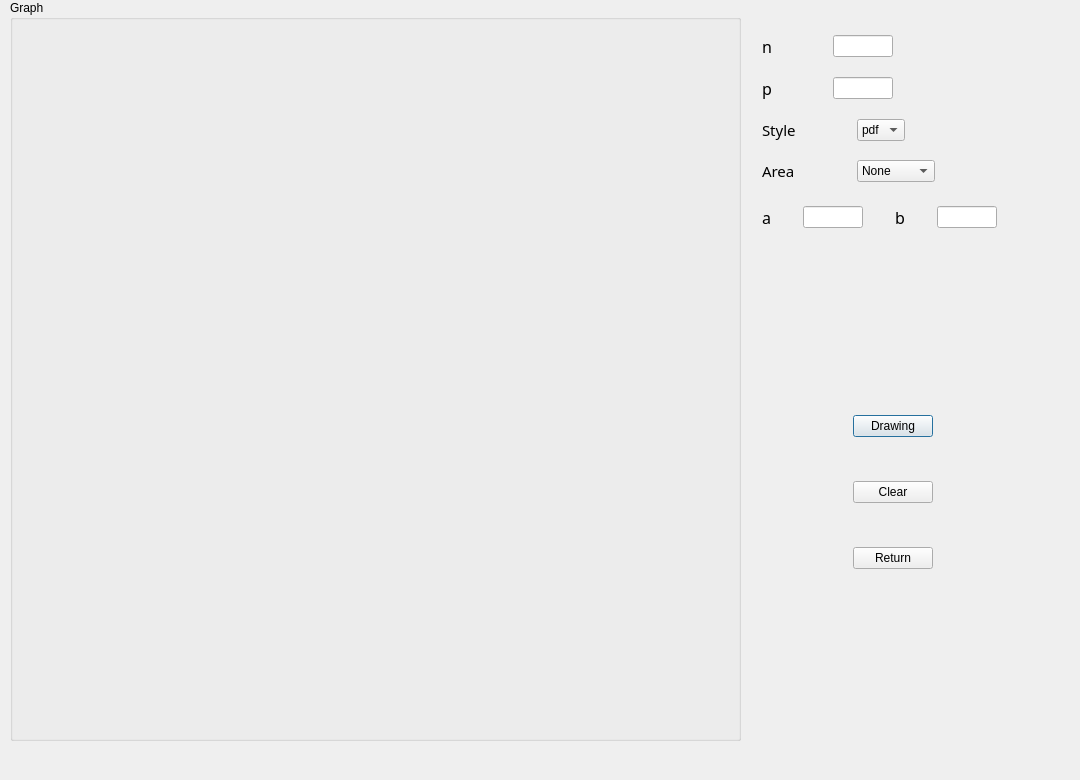
Above: uiView/binomialDialog.ui from ShaohuaTong/Verteilung_Analyse before the change. Below: the same form after it.
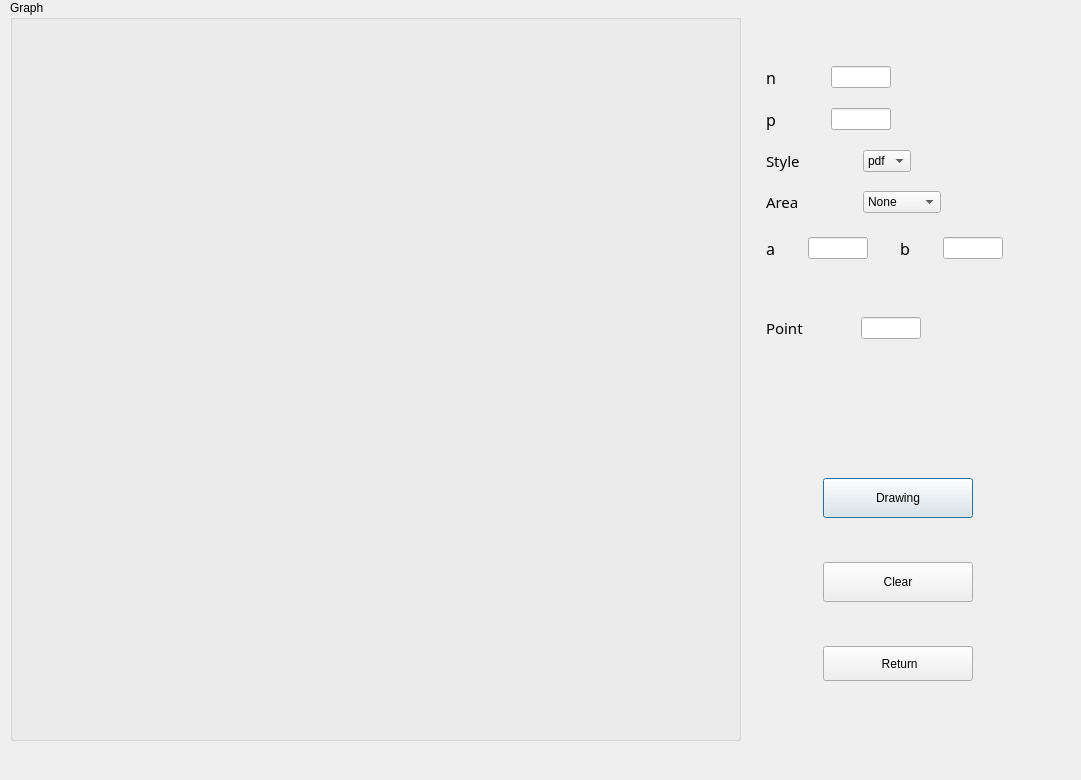
That is the form after the change.

Commit message: verbessern binomial

Patch:
```diff
--- a/uiView/binomialDialog.ui
+++ b/uiView/binomialDialog.ui
@@ -6,7 +6,7 @@
    <rect>
     <x>0</x>
     <y>0</y>
-    <width>1080</width>
+    <width>1081</width>
     <height>780</height>
    </rect>
   </property>
@@ -26,18 +26,20 @@
     <string>Graph</string>
    </property>
   </widget>
-  <widget class="QWidget" name="layoutWidget">
+  <widget class="QWidget" name="">
    <property name="geometry">
     <rect>
-     <x>762</x>
-     <y>35</y>
-     <width>261</width>
-     <height>534</height>
+     <x>766</x>
+     <y>66</y>
+     <width>263</width>
+     <height>615</height>
     </rect>
    </property>
+   <layout class="QVBoxLayout" name="verticalLayout_9">
+    <item>
    <layout class="QVBoxLayout" name="verticalLayout_8">
     <item>
-     <layout class="QVBoxLayout" name="verticalLayout_5">
+       <layout class="QVBoxLayout" name="verticalLayout_7">
       <item>
        <layout class="QVBoxLayout" name="verticalLayout_4">
         <item>
@@ -95,7 +97,7 @@
                   </property>
                   <property name="sizeHint" stdset="0">
                    <size>
-                    <width>103</width>
+                      <width>100</width>
                     <height>13</height>
                    </size>
                   </property>
@@ -150,7 +152,7 @@
                 </property>
                 <property name="sizeHint" stdset="0">
                  <size>
-                  <width>118</width>
+                    <width>138</width>
                   <height>20</height>
                  </size>
                 </property>
@@ -237,7 +239,7 @@
             </property>
             <property name="sizeHint" stdset="0">
              <size>
-              <width>228</width>
+                <width>251</width>
               <height>13</height>
              </size>
             </property>
@@ -463,14 +465,80 @@
       </property>
       <property name="sizeHint" stdset="0">
        <size>
-        <width>234</width>
-        <height>18</height>
+          <width>259</width>
+          <height>13</height>
        </size>
       </property>
      </spacer>
     </item>
     <item>
-     <layout class="QVBoxLayout" name="verticalLayout_7">
+       <layout class="QHBoxLayout" name="horizontalLayout_10">
+        <item>
+         <widget class="QLabel" name="label_point">
+          <property name="font">
+           <font>
+            <family>Agency FB</family>
+            <pointsize>11</pointsize>
+           </font>
+          </property>
+          <property name="text">
+           <string>Point</string>
+          </property>
+         </widget>
+        </item>
+        <item>
+         <spacer name="horizontalSpacer_18">
+          <property name="orientation">
+           <enum>Qt::Horizontal</enum>
+          </property>
+          <property name="sizeHint" stdset="0">
+           <size>
+            <width>13</width>
+            <height>21</height>
+           </size>
+          </property>
+         </spacer>
+        </item>
+        <item>
+         <widget class="QLineEdit" name="lineEdit_point">
+          <property name="maximumSize">
+           <size>
+            <width>60</width>
+            <height>16777215</height>
+           </size>
+          </property>
+         </widget>
+        </item>
+        <item>
+         <spacer name="horizontalSpacer_19">
+          <property name="orientation">
+           <enum>Qt::Horizontal</enum>
+          </property>
+          <property name="sizeHint" stdset="0">
+           <size>
+            <width>108</width>
+            <height>20</height>
+           </size>
+          </property>
+         </spacer>
+        </item>
+       </layout>
+      </item>
+     </layout>
+    </item>
+    <item>
+     <spacer name="verticalSpacer_9">
+      <property name="orientation">
+       <enum>Qt::Vertical</enum>
+      </property>
+      <property name="sizeHint" stdset="0">
+       <size>
+        <width>261</width>
+        <height>13</height>
+       </size>
+      </property>
+     </spacer>
+    </item>
       <item>
        <layout class="QVBoxLayout" name="verticalLayout_6">
         <item>
@@ -482,7 +550,7 @@
             </property>
             <property name="sizeHint" stdset="0">
              <size>
-              <width>88</width>
+            <width>48</width>
               <height>20</height>
              </size>
             </property>
@@ -490,6 +558,12 @@
           </item>
           <item>
            <widget class="QPushButton" name="pushButton_drawing">
+          <property name="minimumSize">
+           <size>
+            <width>150</width>
+            <height>40</height>
+           </size>
+          </property>
             <property name="text">
              <string>Drawing</string>
             </property>
@@ -502,7 +576,7 @@
             </property>
             <property name="sizeHint" stdset="0">
              <size>
-              <width>58</width>
+            <width>28</width>
               <height>20</height>
              </size>
             </property>
@@ -524,6 +598,8 @@
          </spacer>
         </item>
         <item>
+       <layout class="QVBoxLayout" name="verticalLayout_5">
+        <item>
          <layout class="QHBoxLayout" name="horizontalLayout_8">
           <item>
            <spacer name="horizontalSpacer_13">
@@ -532,7 +608,7 @@
             </property>
             <property name="sizeHint" stdset="0">
              <size>
-              <width>88</width>
+              <width>48</width>
               <height>20</height>
              </size>
             </property>
@@ -540,8 +616,14 @@
           </item>
           <item>
            <widget class="QPushButton" name="pushButton_clear">
+            <property name="minimumSize">
+             <size>
+              <width>150</width>
+              <height>40</height>
+             </size>
+            </property>
             <property name="text">
-             <string>Clear</string>
+             <string> Clear </string>
             </property>
            </widget>
           </item>
@@ -552,13 +634,11 @@
             </property>
             <property name="sizeHint" stdset="0">
              <size>
-              <width>58</width>
+              <width>28</width>
               <height>20</height>
              </size>
             </property>
            </spacer>
-          </item>
-         </layout>
         </item>
        </layout>
       </item>
@@ -584,7 +664,7 @@
           </property>
           <property name="sizeHint" stdset="0">
            <size>
-            <width>88</width>
+              <width>48</width>
             <height>20</height>
            </size>
           </property>
@@ -592,8 +672,14 @@
         </item>
         <item>
          <widget class="QPushButton" name="pushButton_return">
+            <property name="minimumSize">
+             <size>
+              <width>150</width>
+              <height>35</height>
+             </size>
+            </property>
           <property name="text">
-           <string>Return</string>
+             <string> Return</string>
           </property>
          </widget>
         </item>
@@ -604,11 +690,13 @@
           </property>
           <property name="sizeHint" stdset="0">
            <size>
-            <width>58</width>
+              <width>28</width>
             <height>20</height>
            </size>
           </property>
          </spacer>
+          </item>
+         </layout>
         </item>
        </layout>
       </item>
```
Lines whose indentation alone changed are shown as unchanged. The commit also changes 3 other files.
